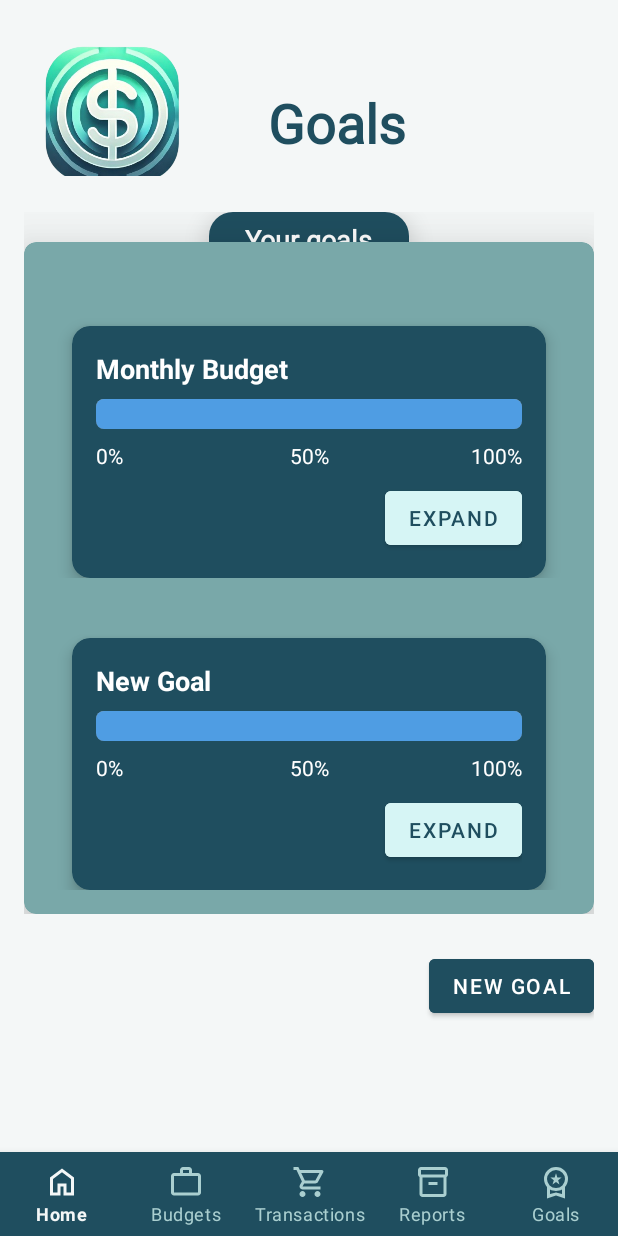
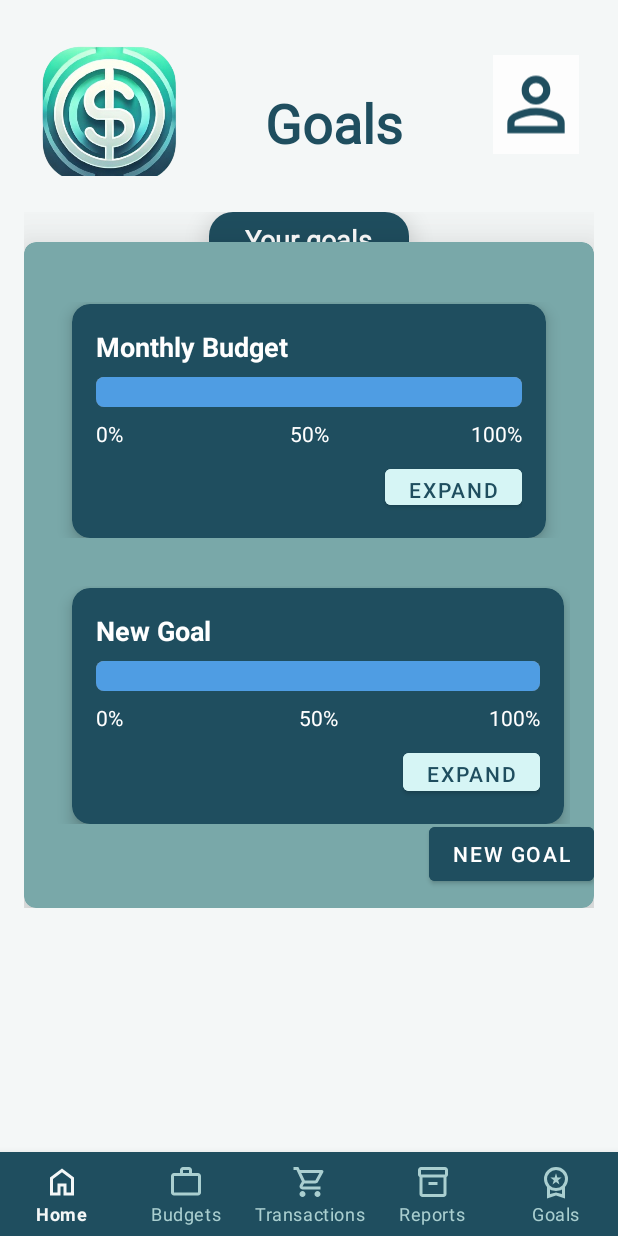
Before and after one commit to JamesWestonKnox/MoneyManager, an Android app: the layout goals_page.xml on its own in the app's theme, with its tools: preview values and no code run, on a phone screen of 412 x 824 dp. Run offline under Robolectric (Android 15) with nearby library versions, the phone set to English and light mode, and no system bars.

Commit message:
Updated goals page, added avatar in top right corner and change layout slightly to keep it more compact and also added new goal button to be hgiher up and within the background

```diff
--- a/app/src/main/res/layout/goals_page.xml
+++ b/app/src/main/res/layout/goals_page.xml
@@ -26,11 +26,12 @@
                 android:orientation="horizontal"
                 android:gravity="center_vertical">
 
+
                 <ImageView
                     android:id="@+id/imageView2"
                     android:layout_width="97dp"
                     android:layout_height="91dp"
-                    android:layout_marginLeft="10dp"
+                    android:layout_marginLeft="8dp"
                     android:layout_marginTop="10dp"
                     android:adjustViewBounds="false"
                     android:cropToPadding="false"
@@ -49,6 +50,20 @@
                     android:textColor="#1F4E5F"
                     android:textSize="36sp"
                     android:textStyle="bold" />
+
+                <ImageView
+                    android:id="@+id/imageView3"
+                    android:layout_width="72dp"
+                    android:layout_height="66dp"
+                    android:layout_marginLeft="60dp"
+                    android:layout_marginTop="3dp"
+                    android:layout_marginRight="10dp"
+                    android:layout_weight="1"
+                    android:background="#FDFDFD"
+                    android:clickable="true"
+                    app:srcCompat="@drawable/ic_account"
+                    app:tint="#1F4E5F" />
+
             </LinearLayout>
 
             <!-- Floating Label and Card Container -->
@@ -60,7 +75,7 @@
                 <!-- Background CardView -->
                 <androidx.cardview.widget.CardView
                     android:layout_width="match_parent"
-                    android:layout_height="wrap_content"
+                    android:layout_height="444dp"
                     android:layout_marginTop="20dp"
                     app:cardBackgroundColor="#79A8A9"
                     app:cardCornerRadius="8dp"
@@ -89,9 +104,9 @@
 
                             <androidx.cardview.widget.CardView
                                 android:layout_width="match_parent"
-                                android:layout_height="wrap_content"
+                                android:layout_height="156dp"
                                 android:layout_marginHorizontal="16dp"
-                                android:layout_marginTop="16dp"
+                                android:layout_marginTop="1dp"
                                 app:cardBackgroundColor="#1F4E5F"
                                 app:cardCornerRadius="12dp"
                                 app:cardElevation="6dp"
@@ -106,8 +121,8 @@
                                         android:layout_width="wrap_content"
                                         android:layout_height="wrap_content"
                                         android:text="Monthly Budget"
+                                        android:textColor="#FFFFFF"
                                         android:textSize="18sp"
-                                        android:textColor="#FFFFFF"
                                         android:textStyle="bold" />
 
                                     <ProgressBar
@@ -153,11 +168,11 @@
                                     <Button
                                         android:layout_width="wrap_content"
                                         android:layout_height="wrap_content"
+                                        android:layout_gravity="end"
+                                        android:layout_marginTop="8dp"
+                                        android:backgroundTint="#D6F5F5"
                                         android:text="Expand"
-                                        android:layout_gravity="end"
-                                        android:backgroundTint="#D6F5F5"
-                                        android:textColor="#1F4E5F"
-                                        android:layout_marginTop="8dp" />
+                                        android:textColor="#1F4E5F" />
                                 </LinearLayout>
                             </androidx.cardview.widget.CardView>
                         </FrameLayout>
@@ -177,10 +192,10 @@
                                 app:cardElevation="0dp" />
 
                             <androidx.cardview.widget.CardView
-                                android:layout_width="match_parent"
-                                android:layout_height="wrap_content"
+                                android:layout_width="328dp"
+                                android:layout_height="157dp"
                                 android:layout_marginHorizontal="16dp"
-                                android:layout_marginTop="8dp"
+                                android:layout_marginTop="1dp"
                                 app:cardBackgroundColor="#1F4E5F"
                                 app:cardCornerRadius="12dp"
                                 app:cardElevation="6dp"
@@ -195,18 +210,18 @@
                                         android:layout_width="wrap_content"
                                         android:layout_height="wrap_content"
                                         android:text="New Goal"
+                                        android:textColor="#FFFFFF"
                                         android:textSize="18sp"
-                                        android:textColor="#FFFFFF"
                                         android:textStyle="bold" />
 
                                     <ProgressBar
                                         style="@android:style/Widget.ProgressBar.Horizontal"
                                         android:layout_width="match_parent"
                                         android:layout_height="20dp"
+                                        android:layout_marginVertical="8dp"
+                                        android:max="100"
                                         android:progress="100"
-                                        android:max="100"
-                                        android:progressTint="#4F9DE3"
-                                        android:layout_marginVertical="8dp" />
+                                        android:progressTint="#4F9DE3" />
 
                                     <LinearLayout
                                         android:layout_width="match_parent"
@@ -242,11 +257,11 @@
                                     <Button
                                         android:layout_width="wrap_content"
                                         android:layout_height="wrap_content"
+                                        android:layout_gravity="end"
+                                        android:layout_marginTop="8dp"
+                                        android:backgroundTint="#D6F5F5"
                                         android:text="Expand"
-                                        android:layout_gravity="end"
-                                        android:backgroundTint="#D6F5F5"
-                                        android:textColor="#1F4E5F"
-                                        android:layout_marginTop="8dp" />
+                                        android:textColor="#1F4E5F" />
                                 </LinearLayout>
                             </androidx.cardview.widget.CardView>
                         </FrameLayout>
@@ -275,7 +290,7 @@
                 android:layout_height="wrap_content"
                 android:text="New goal"
                 android:layout_gravity="end"
-                android:layout_marginTop="24dp"
+                android:layout_marginTop="-60dp"
                 android:backgroundTint="#1F4E5F"
                 android:textColor="#FFFFFF" />
         </LinearLayout>
```
